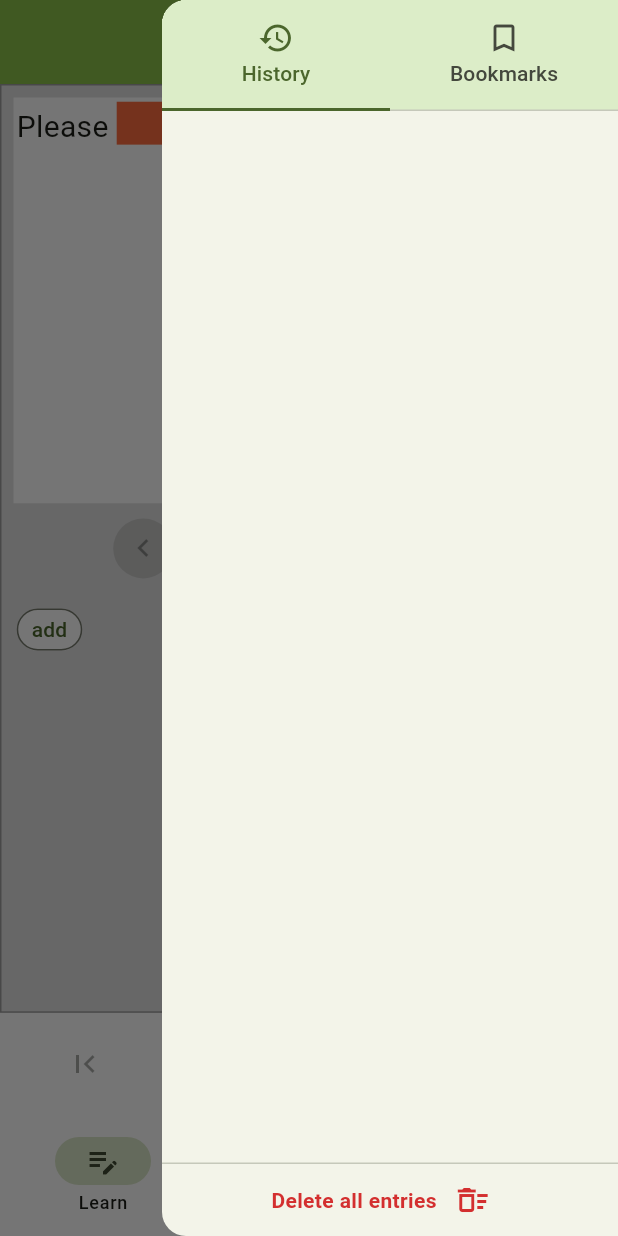
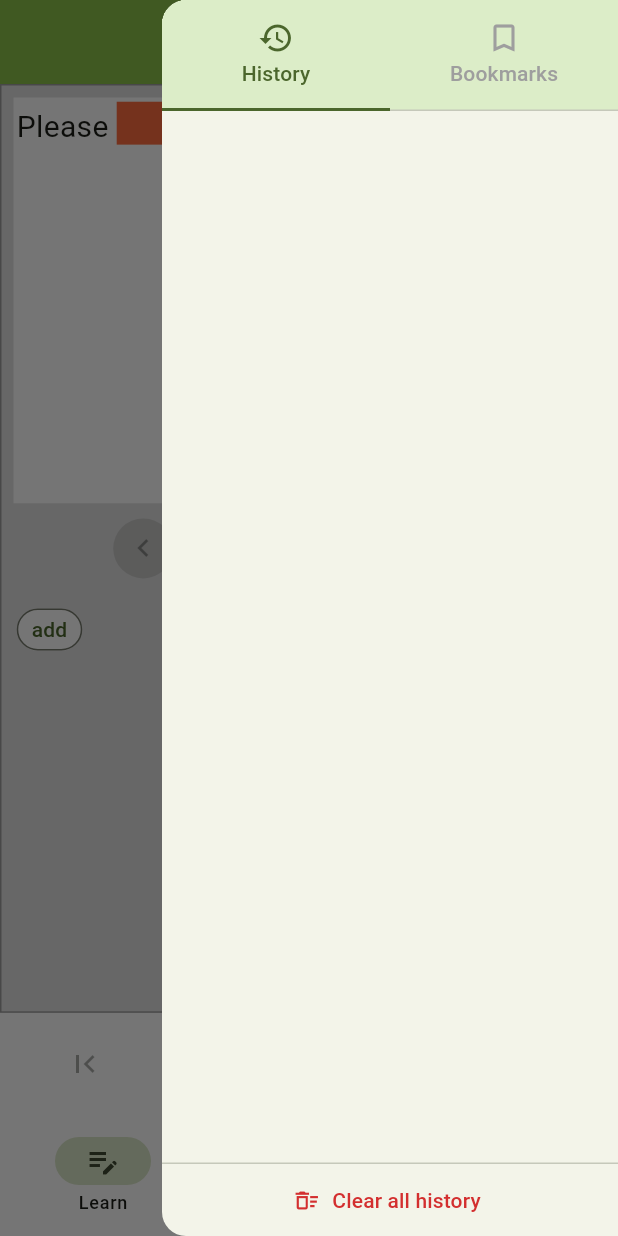
Before and after one commit to withlet11/readblank, a Flutter app: the screen it shows after launch, after a tap on the "list" icon, on a phone screen of 412 x 824 dp. Run offline on Flutter 3.47's test engine with Material 3 defaults, Android fonts, the phone set to English and light mode, and no system bars; our stand-ins replace share_plus, shared_preferences, sqflite; accounts and stored records are empty; network calls fail.

Commit message:
Update app branding, assets, and enhance drawer management functionality
- Updated the application label to "ReadBlank" in the Android manifest.
- Refactored `ContentSelectorDrawers` to use a `TabController`, enabling dynamic UI updates based on the active tab.
- Replaced the static "Delete all entries" button with a dynamic `TextButton.icon` that toggles between "Clear all history" and "Delete all bookmarks" depending on the selected tab.
- Implemented a `_deleteAllBookmarks` method with a confirmation dialog.
- Integrated `flutter_launcher_icons` and updated the `flutter_native_splash` configuration, including specific settings for Android 12+.
- Updated Android styles (`v31`) to support the new splash screen APIs.
- Refined the `HistoryProvider` logic to conditionalize history entry additions.
- Updated app icons and splash screen assets across Android, iOS, and Web, and removed the redundant `logo.png`.
- Cleaned up unused imports and hardcoded icon lists in the drawers UI.

```diff
--- a/lib/drawers/content_selector_drawers.dart
+++ b/lib/drawers/content_selector_drawers.dart
@@ -20,7 +20,6 @@
  */
 
 import 'package:flutter/material.dart';
-import 'package:flutter/services.dart';
 import 'package:intl/intl.dart';
 import 'package:provider/provider.dart';
 import 'package:readblank/provider/history_provider.dart';
@@ -34,29 +33,33 @@ class ContentSelectorDrawers extends StatefulWidget {
   State<ContentSelectorDrawers> createState() => _ContentSelectorDrawersState();
 }
 
-class _ContentSelectorDrawersState extends State<ContentSelectorDrawers> {
-  List<Map<String, IconData>> categoryAndIcon = [
-    {'Star': Icons.star_outlined},
-    {'Favorite': Icons.favorite_outlined},
-    {'Favorite': Icons.label_important_outlined},
-    {'Favorite': Icons.work_outlined},
-    {'Favorite': Icons.help_outlined},
-    {'Favorite': Icons.health_and_safety_outlined},
-    {'Favorite': Icons.person_outlined},
-    {'Favorite': Icons.directions_walk_outlined},
-    {'Favorite': Icons.directions_run_outlined},
-    {'Favorite': Icons.location_city_outlined},
-    {'Favorite': Icons.article_outlined},
-    {'Favorite': Icons.local_post_office_outlined},
-    {'Favorite': Icons.sports_outlined},
-    {'Favorite': Icons.shopping_bag_outlined},
-    {'Favorite': Icons.home_outlined},
-    {'Favorite': Icons.phone_outlined},
-    {'Favorite': Icons.cake_outlined},
-    {'Favorite': Icons.camera_outlined},
-    {'Favorite': Icons.dark_mode_outlined},
-    {'Favorite': Icons.edit_note_outlined},
-  ];
+class _ContentSelectorDrawersState extends State<ContentSelectorDrawers>
+    with SingleTickerProviderStateMixin {
+  late TabController _tabController;
+  int _activeIndex = 0;
+
+  @override
+  void initState() {
+    super.initState();
+    _tabController = TabController(length: 2, vsync: this);
+    _tabController.addListener(_handleTabSelection);
+  }
+
+  void _handleTabSelection() {
+    if (_tabController.indexIsChanging ||
+        _tabController.index != _activeIndex) {
+      setState(() {
+        _activeIndex = _tabController.index;
+      });
+    }
+  }
+
+  @override
+  void dispose() {
+    _tabController.removeListener(_handleTabSelection);
+    _tabController.dispose();
+    super.dispose();
+  }
 
   @override
   Widget build(BuildContext context) {
@@ -72,6 +75,8 @@ class _ContentSelectorDrawersState extends State<ContentSelectorDrawers> {
                   child: SafeArea(
                     bottom: false,
                     child: TabBar(
+                      controller: _tabController,
+                      unselectedLabelColor: Colors.grey,
                       indicatorSize: TabBarIndicatorSize.tab,
                       tabs: [
                         Tab(
@@ -88,6 +93,7 @@ class _ContentSelectorDrawersState extends State<ContentSelectorDrawers> {
                 ),
                 Expanded(
                   child: TabBarView(
+                    controller: _tabController,
                     children: [
                       _historyListView(historyProvider, bookmarkProvider),
                       _bookmarkListView(historyProvider, bookmarkProvider),
@@ -100,28 +106,21 @@ class _ContentSelectorDrawersState extends State<ContentSelectorDrawers> {
                   child: Row(
                     mainAxisAlignment: MainAxisAlignment.center,
                     children: [
-                      Text(
-                        'Delete all entries',
-                        style: TextStyle(
+                      TextButton.icon(
+                        onPressed: _activeIndex == 0
+                            ? _clearAllHistory
+                            : _deleteAllBookmarks,
+                        icon: Icon(
+                          Icons.delete_sweep_outlined,
                           color: Colors.red.shade700,
-                          fontWeight: FontWeight.bold,
+                        ),
+                        label: Text(
+                          _activeIndex == 0
+                              ? 'Clear all history'
+                              : 'Delete all bookmarks',
+                          style: TextStyle(color: Colors.red.shade700),
                         ),
                       ),
-                      Builder(
-                        builder: (context) => IconButton(
-                          icon: Icon(
-                            Icons.delete_sweep_outlined,
-                            color: Colors.red.shade700,
-                          ),
-                          onPressed: _clearAllHistory,
-                        ),
-                      ),
-                      // Builder(
-                      //   builder: (context) => IconButton(
-                      //     icon: Icon(Icons.add_link_outlined),
-                      //     onPressed: _addBookmark,
-                      //   ),
-                      // ),
                     ],
                   ),
                 ),
@@ -285,7 +284,32 @@ class _ContentSelectorDrawersState extends State<ContentSelectorDrawers> {
           ),
           TextButton(
             onPressed: () => Navigator.pop(context, true),
-            child: Text('Restore'),
+            child: Text('Yes'),
+          ),
+        ],
+      ),
+    );
+
+    if (confirm == true) {
+      settings.clearAll();
+    }
+  }
+
+  void _deleteAllBookmarks() async {
+    final settings = context.read<BookmarkProvider>();
+    final confirm = await showDialog<bool>(
+      context: context,
+      builder: (context) => AlertDialog(
+        title: Text('Delete All Bookmarks'),
+        content: Text('Are you sure you want to delete all bookmarks?'),
+        actions: [
+          TextButton(
+            onPressed: () => Navigator.pop(context, false),
+            child: Text('Cancel'),
+          ),
+          TextButton(
+            onPressed: () => Navigator.pop(context, true),
+            child: Text('Yes'),
           ),
         ],
       ),
--- a/lib/provider/history_provider.dart
+++ b/lib/provider/history_provider.dart
@@ -147,7 +147,7 @@ class HistoryProvider extends ChangeNotifier {
       _currentParagraphIndex = 0; // _currentIndex = 0;
       prefs.setString('history', jsonEncode(_historyList));
       notifyListeners();
-    } else {
+    } else if (index != 0) {
       add(url);
     }
   }
```
Also changed, not shown: pubspec.yaml (+12 -1 lines), assets/splash.png, logo.png (deleted), pubspec.lock, 22 other files.
